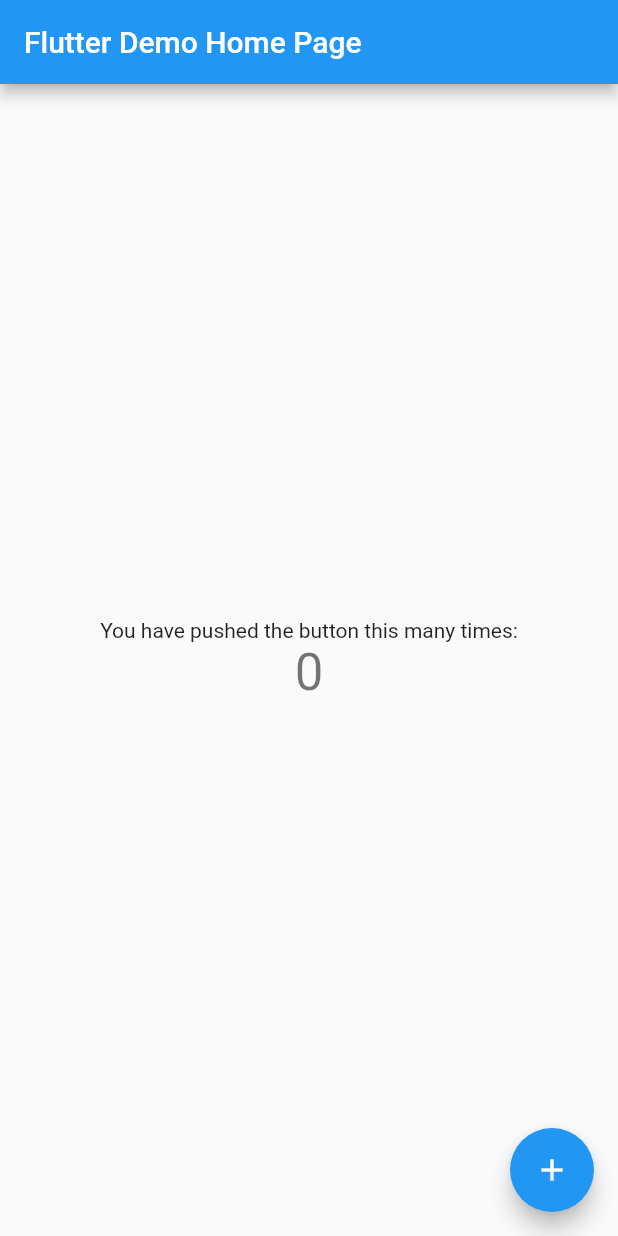
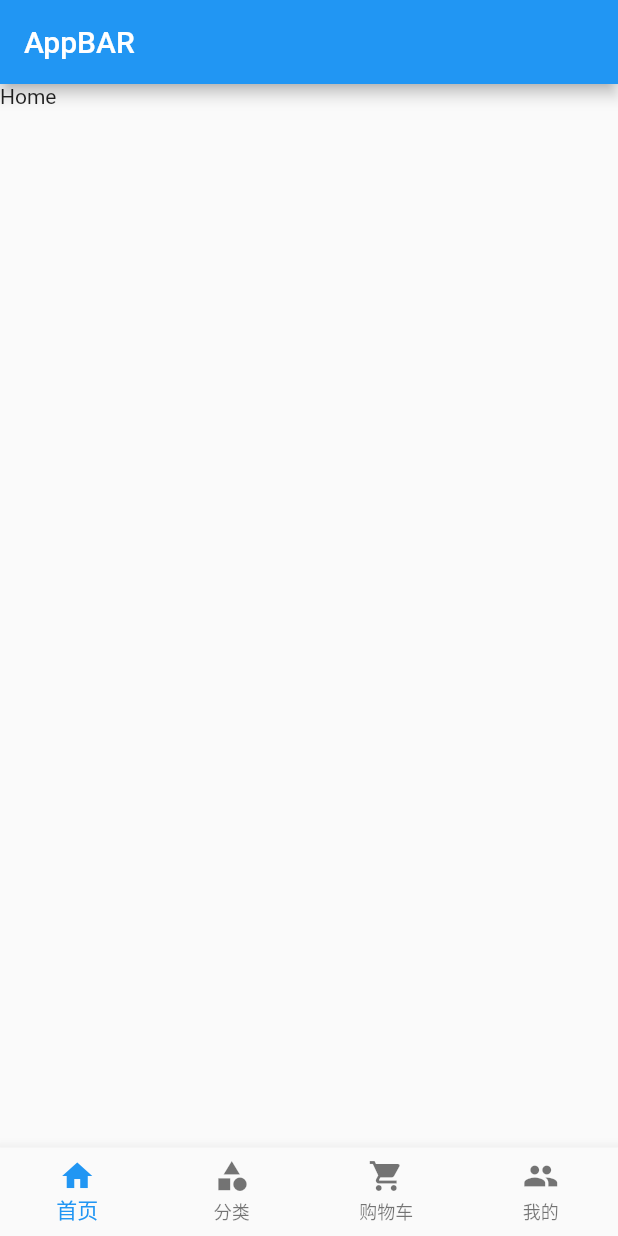
Before and after one commit to AlexanderYeah/-FlutterCopyJDDemo, a Flutter app: the screen it shows after launch, on a phone screen of 412 x 824 dp. Run offline on Flutter 3.47's test engine with Material 2 defaults, Android fonts, the phone set to English and light mode, and no system bars.

Commit message:
tabbar以及路由界面

```diff
--- a/copy_jd_demo/lib/main.dart
+++ b/copy_jd_demo/lib/main.dart
@@ -1,115 +1,22 @@
 import 'package:flutter/material.dart';
+import 'pages/tabs/tab.dart';
+import 'routers/router.dart';
 
 void main() {
   runApp(const MyApp());
 }
 
-class MyApp extends StatelessWidget {
+class MyApp extends StatefulWidget {
   const MyApp({super.key});
 
-  // This widget is the root of your application.
+  @override
+  State<MyApp> createState() => _MyAppState();
+}
+
+class _MyAppState extends State<MyApp> {
   @override
   Widget build(BuildContext context) {
     return MaterialApp(
-      title: 'Flutter Demo',
-      theme: ThemeData(
-        // This is the theme of your application.
-        //
-        // Try running your application with "flutter run". You'll see the
-        // application has a blue toolbar. Then, without quitting the app, try
-        // changing the primarySwatch below to Colors.green and then invoke
-        // "hot reload" (press "r" in the console where you ran "flutter run",
-        // or simply save your changes to "hot reload" in a Flutter IDE).
-        // Notice that the counter didn't reset back to zero; the application
-        // is not restarted.
-        primarySwatch: Colors.blue,
-      ),
-      home: const MyHomePage(title: 'Flutter Demo Home Page'),
-    );
+        home: Tabs(), initialRoute: "/", onGenerateRoute: onGenerateRoute);
   }
 }
-
-class MyHomePage extends StatefulWidget {
-  const MyHomePage({super.key, required this.title});
-
-  // This widget is the home page of your application. It is stateful, meaning
-  // that it has a State object (defined below) that contains fields that affect
-  // how it looks.
-
-  // This class is the configuration for the state. It holds the values (in this
-  // case the title) provided by the parent (in this case the App widget) and
-  // used by the build method of the State. Fields in a Widget subclass are
-  // always marked "final".
-
-  final String title;
-
-  @override
-  State<MyHomePage> createState() => _MyHomePageState();
-}
-
-class _MyHomePageState extends State<MyHomePage> {
-  int _counter = 0;
-
-  void _incrementCounter() {
-    setState(() {
-      // This call to setState tells the Flutter framework that something has
-      // changed in this State, which causes it to rerun the build method below
-      // so that the display can reflect the updated values. If we changed
-      // _counter without calling setState(), then the build method would not be
-      // called again, and so nothing would appear to happen.
-      _counter++;
-    });
-  }
-
-  @override
-  Widget build(BuildContext context) {
-    // This method is rerun every time setState is called, for instance as done
-    // by the _incrementCounter method above.
-    //
-    // The Flutter framework has been optimized to make rerunning build methods
-    // fast, so that you can just rebuild anything that needs updating rather
-    // than having to individually change instances of widgets.
-    return Scaffold(
-      appBar: AppBar(
-        // Here we take the value from the MyHomePage object that was created by
-        // the App.build method, and use it to set our appbar title.
-        title: Text(widget.title),
-      ),
-      body: Center(
-        // Center is a layout widget. It takes a single child and positions it
-        // in the middle of the parent.
-        child: Column(
-          // Column is also a layout widget. It takes a list of children and
-          // arranges them vertically. By default, it sizes itself to fit its
-          // children horizontally, and tries to be as tall as its parent.
-          //
-          // Invoke "debug painting" (press "p" in the console, choose the
-          // "Toggle Debug Paint" action from the Flutter Inspector in Android
-          // Studio, or the "Toggle Debug Paint" command in Visual Studio Code)
-          // to see the wireframe for each widget.
-          //
-          // Column has various properties to control how it sizes itself and
-          // how it positions its children. Here we use mainAxisAlignment to
-          // center the children vertically; the main axis here is the vertical
-          // axis because Columns are vertical (the cross axis would be
-          // horizontal).
-          mainAxisAlignment: MainAxisAlignment.center,
-          children: <Widget>[
-            const Text(
-              'You have pushed the button this many times:',
-            ),
-            Text(
-              '$_counter',
-              style: Theme.of(context).textTheme.headline4,
-            ),
-          ],
-        ),
-      ),
-      floatingActionButton: FloatingActionButton(
-        onPressed: _incrementCounter,
-        tooltip: 'Increment',
-        child: const Icon(Icons.add),
-      ), // This trailing comma makes auto-formatting nicer for build methods.
-    );
-  }
-}
--- /dev/null
+++ b/copy_jd_demo/lib/pages/tabs/home.dart
@@ -0,0 +1,16 @@
+import 'package:flutter/material.dart';
+
+class HomePage extends StatefulWidget {
+  const HomePage({super.key});
+
+  @override
+  State<HomePage> createState() => _HomePageState();
+}
+
+class _HomePageState extends State<HomePage> {
+  @override
+  Widget build(BuildContext context) {
+    return Text("Home");
+    ;
+  }
+}
--- /dev/null
+++ b/copy_jd_demo/lib/pages/tabs/tab.dart
@@ -0,0 +1,62 @@
+import 'package:flutter/material.dart';
+import 'cart.dart';
+import 'home.dart';
+import 'user.dart';
+import 'category.dart';
+
+class Tabs extends StatefulWidget {
+  const Tabs({super.key});
+
+  @override
+  State<Tabs> createState() => _TabsState();
+}
+
+class _TabsState extends State<Tabs> {
+  int _selectedIdx = 0;
+
+  @override
+  void initState() {
+    super.initState();
+    _selectedIdx = 0;
+  }
+
+  List pageList = [HomePage(), CategoryPage(), CartPage(), UserPage()];
+
+  @override
+  Widget build(BuildContext context) {
+    return Scaffold(
+      appBar: AppBar(
+        title: Text("AppBAR"),
+      ),
+      body: pageList[_selectedIdx],
+      bottomNavigationBar: BottomNavigationBar(
+        type: BottomNavigationBarType.fixed,
+        currentIndex: _selectedIdx,
+        // 切换按钮
+        onTap: (idx) {
+          setState(() {
+            _selectedIdx = idx;
+          });
+        },
+        items: [
+          BottomNavigationBarItem(
+            icon: Icon(Icons.home),
+            label: "首页",
+          ),
+          BottomNavigationBarItem(
+            icon: Icon(Icons.category),
+            label: "分类",
+          ),
+          BottomNavigationBarItem(
+            icon: Icon(Icons.shopping_cart),
+            label: "购物车",
+          ),
+          BottomNavigationBarItem(
+            icon: Icon(Icons.people),
+            label: "我的",
+          ),
+        ],
+      ),
+    );
+  }
+}
```
Also changed, not shown: copy_jd_demo/lib/pages/tabs/cart.dart (added, +15 -0 lines), copy_jd_demo/lib/pages/tabs/category.dart (added, +15 -0 lines), copy_jd_demo/lib/pages/tabs/user.dart (added, +15 -0 lines), copy_jd_demo/lib/routers/router.dart (added, +35 -0 lines).
